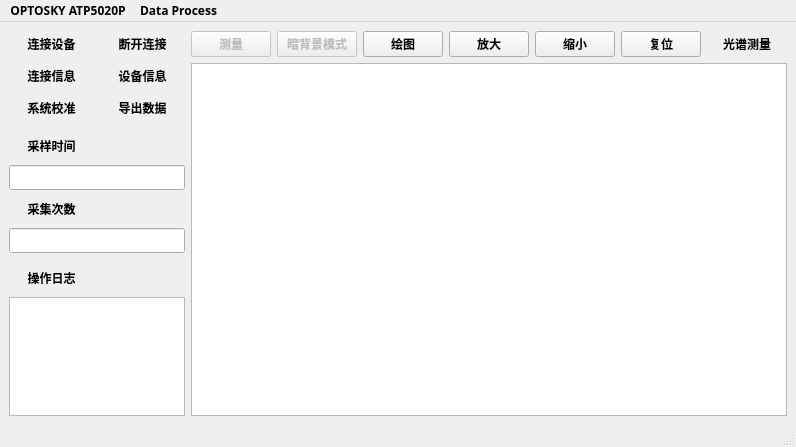
Old version of the form Qt/Qtwindow_v1/mainwindow.ui in the repository Lyrikp/optosky-control.
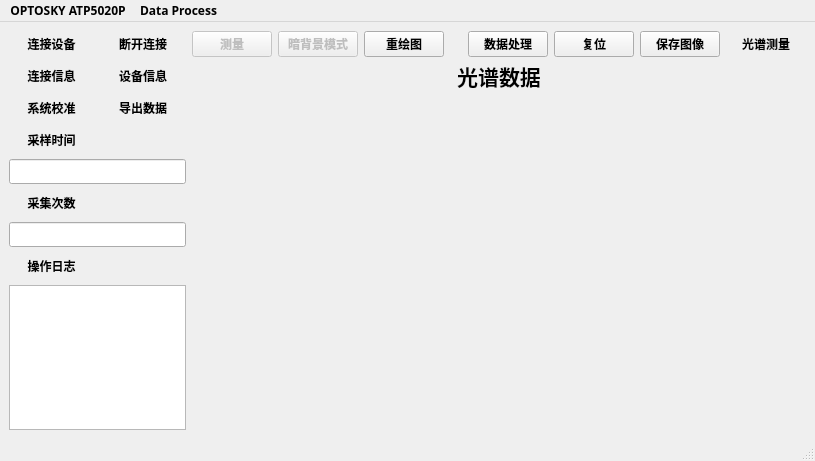
New version of the form. Icons and pictures are not drawn. Custom widgets are drawn as their Qt base class.

Commit message: 绘图插件大优化

Patch:
```diff
--- a/Qt/Qtwindow_v1/mainwindow.ui
+++ b/Qt/Qtwindow_v1/mainwindow.ui
@@ -6,8 +6,8 @@
    <rect>
     <x>0</x>
     <y>0</y>
-    <width>796</width>
-    <height>447</height>
+    <width>815</width>
+    <height>461</height>
    </rect>
   </property>
   <property name="sizePolicy">
@@ -18,7 +18,7 @@
   </property>
   <property name="font">
    <font>
-    <family>微软雅黑</family>
+    <family>HarmonyOS Sans SC</family>
     <pointsize>9</pointsize>
     <bold>true</bold>
    </font>
@@ -31,6 +31,20 @@
   </property>
   <widget class="QWidget" name="centralwidget">
    <layout class="QGridLayout" name="gridLayout">
+    <item row="0" column="8">
+     <widget class="QPushButton" name="buttonDataProcess">
+      <property name="text">
+       <string>数据处理</string>
+      </property>
+      <property name="icon">
+       <iconset>
+        <normaloff>../../svgsource/tools-fill.svg</normaloff>../../svgsource/tools-fill.svg</iconset>
+      </property>
+     </widget>
+    </item>
+    <item row="6" column="0" colspan="2">
+     <widget class="QLineEdit" name="setAverage"/>
+    </item>
     <item row="0" column="0">
      <widget class="QPushButton" name="buttonLink">
       <property name="text">
@@ -45,71 +59,14 @@
       </property>
      </widget>
     </item>
-    <item row="0" column="6">
-     <widget class="QPushButton" name="buttonZoomOut">
+    <item row="2" column="1">
+     <widget class="QPushButton" name="buttonDataOut">
       <property name="text">
-       <string>缩小</string>
+       <string>导出数据</string>
       </property>
       <property name="icon">
        <iconset>
-        <normaloff>../../svgsource/zoom-out-line.svg</normaloff>../../svgsource/zoom-out-line.svg</iconset>
-      </property>
-     </widget>
-    </item>
-    <item row="0" column="2">
-     <widget class="QPushButton" name="buttonSpectrum">
-      <property name="enabled">
-       <bool>false</bool>
-      </property>
-      <property name="text">
-       <string>测量</string>
-      </property>
-      <property name="icon">
-       <iconset>
-        <normaloff>../../svgsource/login-circle-fill.svg</normaloff>../../svgsource/login-circle-fill.svg</iconset>
-      </property>
-      <property name="autoDefault">
-       <bool>false</bool>
-      </property>
-      <property name="default">
-       <bool>false</bool>
-      </property>
-      <property name="flat">
-       <bool>false</bool>
-      </property>
-     </widget>
-    </item>
-    <item row="0" column="1">
-     <widget class="QPushButton" name="buttonOut">
-      <property name="text">
-       <string>断开连接</string>
-      </property>
-      <property name="icon">
-       <iconset>
-        <normaloff>../../svgsource/stop-line.svg</normaloff>../../svgsource/stop-line.svg</iconset>
-      </property>
-      <property name="flat">
-       <bool>true</bool>
-      </property>
-     </widget>
-    </item>
-    <item row="5" column="0">
-     <widget class="QPushButton" name="pushButton_5">
-      <property name="text">
-       <string>采样时间</string>
-      </property>
-      <property name="icon">
-       <iconset>
-        <normaloff>../../svgsource/timer-line.svg</normaloff>../../svgsource/timer-line.svg</iconset>
-      </property>
-      <property name="checkable">
-       <bool>false</bool>
-      </property>
-      <property name="autoDefault">
-       <bool>true</bool>
-      </property>
-      <property name="default">
-       <bool>true</bool>
+        <normaloff>../../svgsource/file-3-line.svg</normaloff>../../svgsource/file-3-line.svg</iconset>
       </property>
       <property name="flat">
        <bool>true</bool>
@@ -136,20 +93,10 @@
       </property>
      </widget>
     </item>
-    <item row="12" column="0" colspan="2">
-     <widget class="QTextBrowser" name="logShow">
-      <property name="enabled">
-       <bool>true</bool>
-      </property>
-      <property name="readOnly">
-       <bool>true</bool>
-      </property>
-     </widget>
+    <item row="4" column="0" colspan="2">
+     <widget class="QLineEdit" name="setTime"/>
     </item>
-    <item row="2" column="2" rowspan="11" colspan="7">
-     <widget class="QChartView" name="chartView"/>
-    </item>
-    <item row="2" column="0">
+    <item row="1" column="0">
      <widget class="QPushButton" name="buttonVice">
       <property name="text">
        <string>连接信息</string>
@@ -163,47 +110,47 @@
       </property>
      </widget>
     </item>
-    <item row="2" column="1">
-     <widget class="QPushButton" name="buttonInfo">
-      <property name="text">
-       <string>设备信息</string>
-      </property>
-      <property name="icon">
-       <iconset>
-        <normaloff>../../svgsource/information-line.svg</normaloff>../../svgsource/information-line.svg</iconset>
-      </property>
-      <property name="flat">
-       <bool>true</bool>
-      </property>
-     </widget>
-    </item>
-    <item row="11" column="0">
-     <widget class="QPushButton" name="buttonCleanlog">
-      <property name="autoFillBackground">
-       <bool>false</bool>
-      </property>
-      <property name="text">
-       <string>操作日志</string>
-      </property>
-      <property name="icon">
-       <iconset>
-        <normaloff>../../svgsource/folder-info-line.svg</normaloff>../../svgsource/folder-info-line.svg</iconset>
-      </property>
-      <property name="checkable">
-       <bool>false</bool>
-      </property>
-      <property name="autoDefault">
-       <bool>true</bool>
-      </property>
-      <property name="default">
-       <bool>true</bool>
-      </property>
-      <property name="flat">
-       <bool>true</bool>
-      </property>
-     </widget>
-    </item>
     <item row="3" column="0">
+     <widget class="QPushButton" name="pushButton_5">
+      <property name="text">
+       <string>采样时间</string>
+      </property>
+      <property name="icon">
+       <iconset>
+        <normaloff>../../svgsource/timer-line.svg</normaloff>../../svgsource/timer-line.svg</iconset>
+      </property>
+      <property name="checkable">
+       <bool>false</bool>
+      </property>
+      <property name="autoDefault">
+       <bool>true</bool>
+      </property>
+      <property name="default">
+       <bool>true</bool>
+      </property>
+      <property name="flat">
+       <bool>true</bool>
+      </property>
+     </widget>
+    </item>
+    <item row="0" column="1">
+     <widget class="QPushButton" name="buttonOut">
+      <property name="styleSheet">
+       <string notr="true">background-color: rgb(255, 99, 102);</string>
+      </property>
+      <property name="text">
+       <string>断开连接</string>
+      </property>
+      <property name="icon">
+       <iconset>
+        <normaloff>../../svgsource/stop-line.svg</normaloff>../../svgsource/stop-line.svg</iconset>
+      </property>
+      <property name="flat">
+       <bool>true</bool>
+      </property>
+     </widget>
+    </item>
+    <item row="2" column="0">
      <widget class="QPushButton" name="buttonSystemCheck">
       <property name="text">
        <string>系统校准</string>
@@ -217,7 +164,30 @@
       </property>
      </widget>
     </item>
-    <item row="0" column="7">
+    <item row="0" column="2">
+     <widget class="QPushButton" name="buttonSpectrum">
+      <property name="enabled">
+       <bool>false</bool>
+      </property>
+      <property name="text">
+       <string>测量</string>
+      </property>
+      <property name="icon">
+       <iconset>
+        <normaloff>../../svgsource/login-circle-fill.svg</normaloff>../../svgsource/login-circle-fill.svg</iconset>
+      </property>
+      <property name="autoDefault">
+       <bool>false</bool>
+      </property>
+      <property name="default">
+       <bool>false</bool>
+      </property>
+      <property name="flat">
+       <bool>false</bool>
+      </property>
+     </widget>
+    </item>
+    <item row="0" column="9">
      <widget class="QPushButton" name="butttonReset">
       <property name="text">
        <string>复位</string>
@@ -228,24 +198,71 @@
       </property>
      </widget>
     </item>
-    <item row="9" column="0" colspan="2">
-     <widget class="QLineEdit" name="setAverage"/>
+    <item row="2" column="2" rowspan="7" colspan="10">
+     <widget class="QCustomPlot" name="chartPlot" native="true">
+      <property name="font">
+       <font>
+        <family>HarmonyOS Sans SC</family>
+        <pointsize>9</pointsize>
+        <bold>false</bold>
+       </font>
+      </property>
+      <property name="autoFillBackground">
+       <bool>true</bool>
+      </property>
+     </widget>
     </item>
-    <item row="0" column="5">
-     <widget class="QPushButton" name="buttonZoomIn">
+    <item row="8" column="0" colspan="2">
+     <widget class="QTextBrowser" name="logShow">
+      <property name="enabled">
+       <bool>true</bool>
+      </property>
+      <property name="readOnly">
+       <bool>true</bool>
+      </property>
+     </widget>
+    </item>
+    <item row="7" column="0">
+     <widget class="QPushButton" name="buttonCleanlog">
+      <property name="autoFillBackground">
+       <bool>false</bool>
+      </property>
       <property name="text">
-       <string>放大</string>
+       <string>操作日志</string>
       </property>
       <property name="icon">
        <iconset>
         <normaloff>../../svgsource/zoom-in-line.svg</normaloff>../../svgsource/zoom-in-line.svg</iconset>
       </property>
+      <property name="checkable">
+       <bool>false</bool>
+      </property>
+      <property name="autoDefault">
+       <bool>true</bool>
+      </property>
+      <property name="default">
+       <bool>true</bool>
+      </property>
+      <property name="flat">
+       <bool>true</bool>
+      </property>
      </widget>
     </item>
-    <item row="6" column="0" colspan="2">
-     <widget class="QLineEdit" name="setTime"/>
+    <item row="1" column="1">
+     <widget class="QPushButton" name="buttonInfo">
+      <property name="text">
+       <string>设备信息</string>
+      </property>
+      <property name="icon">
+       <iconset>
+        <normaloff>../../svgsource/information-line.svg</normaloff>../../svgsource/information-line.svg</iconset>
+      </property>
+      <property name="flat">
+       <bool>true</bool>
+      </property>
+     </widget>
     </item>
-    <item row="0" column="8">
+    <item row="0" column="11">
      <widget class="QPushButton" name="buttonClean">
       <property name="text">
        <string>光谱测量</string>
@@ -268,7 +285,7 @@
       </property>
      </widget>
     </item>
-    <item row="7" column="0" rowspan="2">
+    <item row="5" column="0">
      <widget class="QPushButton" name="pushButton_6">
       <property name="text">
        <string>采集次数</string>
@@ -291,24 +308,21 @@
       </property>
      </widget>
     </item>
-    <item row="3" column="1">
-     <widget class="QPushButton" name="buttonDataOut">
+    <item row="0" column="10">
+     <widget class="QPushButton" name="buttonSaveGraphic">
       <property name="text">
-       <string>导出数据</string>
+       <string>保存图像</string>
       </property>
       <property name="icon">
        <iconset>
-        <normaloff>../../svgsource/file-3-line.svg</normaloff>../../svgsource/file-3-line.svg</iconset>
-      </property>
-      <property name="flat">
-       <bool>true</bool>
+        <normaloff>../../svgsource/image-add-fill.svg</normaloff>../../svgsource/image-add-fill.svg</iconset>
       </property>
      </widget>
     </item>
     <item row="0" column="4">
      <widget class="QPushButton" name="buttonDrawGraph">
       <property name="text">
-       <string>绘图</string>
+       <string>重绘图</string>
       </property>
       <property name="icon">
        <iconset>
@@ -325,6 +339,29 @@
       </property>
      </widget>
     </item>
+    <item row="1" column="2" colspan="10">
+     <widget class="QLabel" name="labelTitle">
+      <property name="minimumSize">
+       <size>
+        <width>84</width>
+        <height>25</height>
+       </size>
+      </property>
+      <property name="font">
+       <font>
+        <family>HarmonyOS Sans SC</family>
+        <pointsize>16</pointsize>
+        <bold>true</bold>
+       </font>
+      </property>
+      <property name="text">
+       <string>光谱数据</string>
+      </property>
+      <property name="alignment">
+       <set>Qt::AlignCenter</set>
+      </property>
+     </widget>
+    </item>
    </layout>
   </widget>
   <widget class="QStatusBar" name="statusbar"/>
@@ -333,8 +370,8 @@
     <rect>
      <x>0</x>
      <y>0</y>
-     <width>796</width>
-     <height>21</height>
+     <width>815</width>
+     <height>20</height>
     </rect>
    </property>
    <widget class="QMenu" name="menuOPTOSKY_ATP5020P">
@@ -386,9 +423,10 @@
  </widget>
  <customwidgets>
   <customwidget>
-   <class>QChartView</class>
-   <extends>QGraphicsView</extends>
-   <header location="global">qchartview.h</header>
+   <class>QCustomPlot</class>
+   <extends>QWidget</extends>
+   <header location="global">qcustomplot.h</header>
+   <container>1</container>
   </customwidget>
  </customwidgets>
  <resources/>
```
Left out of the diff: 17 changed lines with no effect on the pictures. The commit also changes 429 other files.
